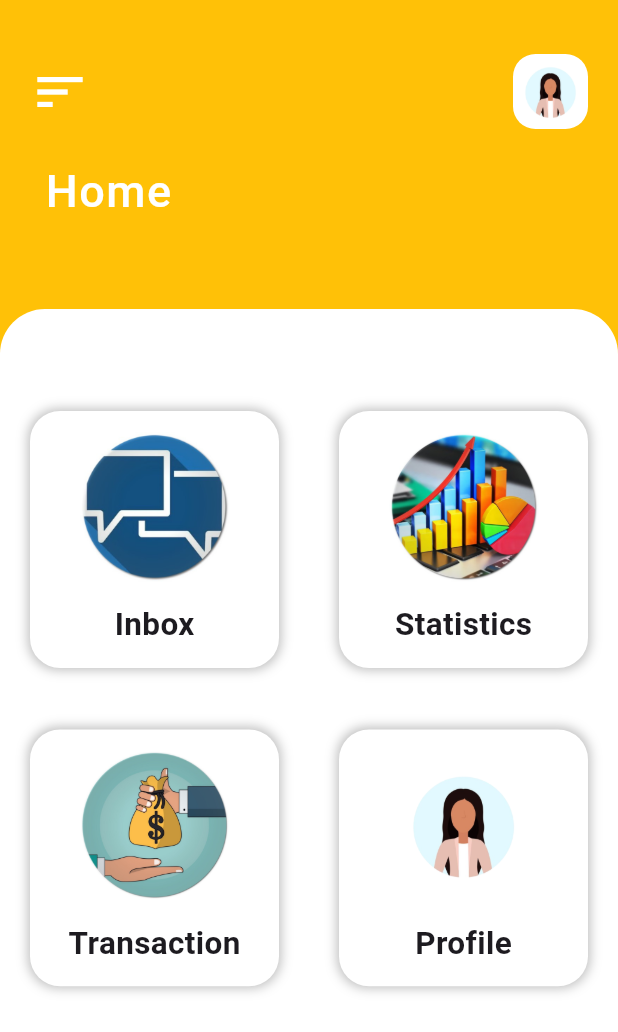
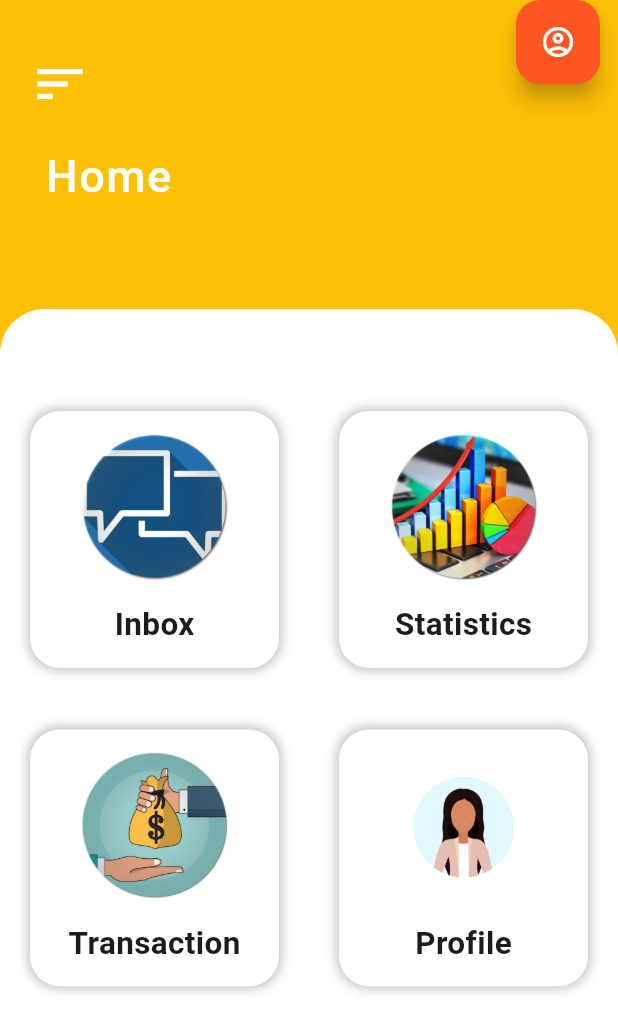
Before and after one commit to 52ndSymphony/CoinCare, a Flutter app: the screen it shows once a user with an empty profile is signed in, on a phone screen of 412 x 824 dp. Shown: the top 1032 px of the screen. Run offline on Flutter 3.47's test engine with Material 3 defaults, Android fonts, the phone set to English and light mode, and no system bars; our stand-ins replace animated_splash_screen, firebase_auth, firebase_core; accounts and stored records are empty.

Commit message:
Sign out button added

```diff
--- a/lib/home.dart
+++ b/lib/home.dart
@@ -35,6 +35,15 @@ class HomePage extends StatelessWidget {
     height = MediaQuery.of(context).size.height;
     width = MediaQuery.of(context).size.width;
     return Scaffold(
+
+      floatingActionButton: FloatingActionButton(
+
+        onPressed: signUserOut,
+        child: Icon(Icons.account_circle_outlined,color: Colors.white),
+        backgroundColor: Colors.deepOrange,
+
+      ),
+      floatingActionButtonLocation: FloatingActionButtonLocation.miniEndTop,
       body: Container(
         color: Colors.amber,
         child: Column(
@@ -63,16 +72,7 @@ class HomePage extends StatelessWidget {
                             size: 40,
                           ),
                         ),
-                        Container(
-                          height: 50,
-                          width: 50,
-                          decoration: BoxDecoration(
-                            borderRadius: BorderRadius.circular(15),
-                            color: Colors.white,
-                            image: DecorationImage(
-                                image: AssetImage("assets/woman.png")),
-                          ),
-                        )
+
                       ],
                     ),
                   ),
```
Also changed, not shown: lib/signUp.dart (+9 -7 lines).
